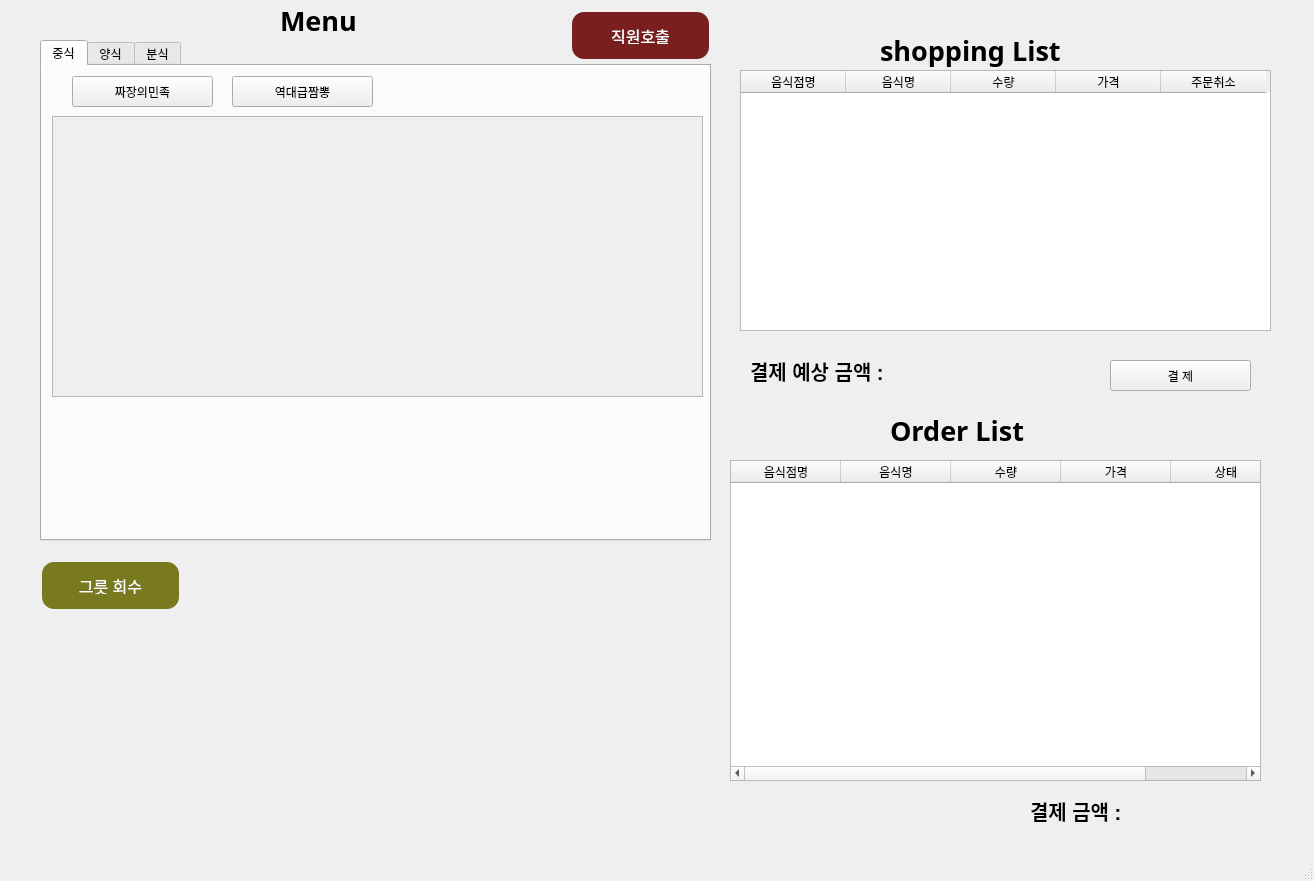
Qt form src/servee_gui/customer_gui/servi_customer.ui (addinedu-ros-6th/ros-repo-2) before a commit.
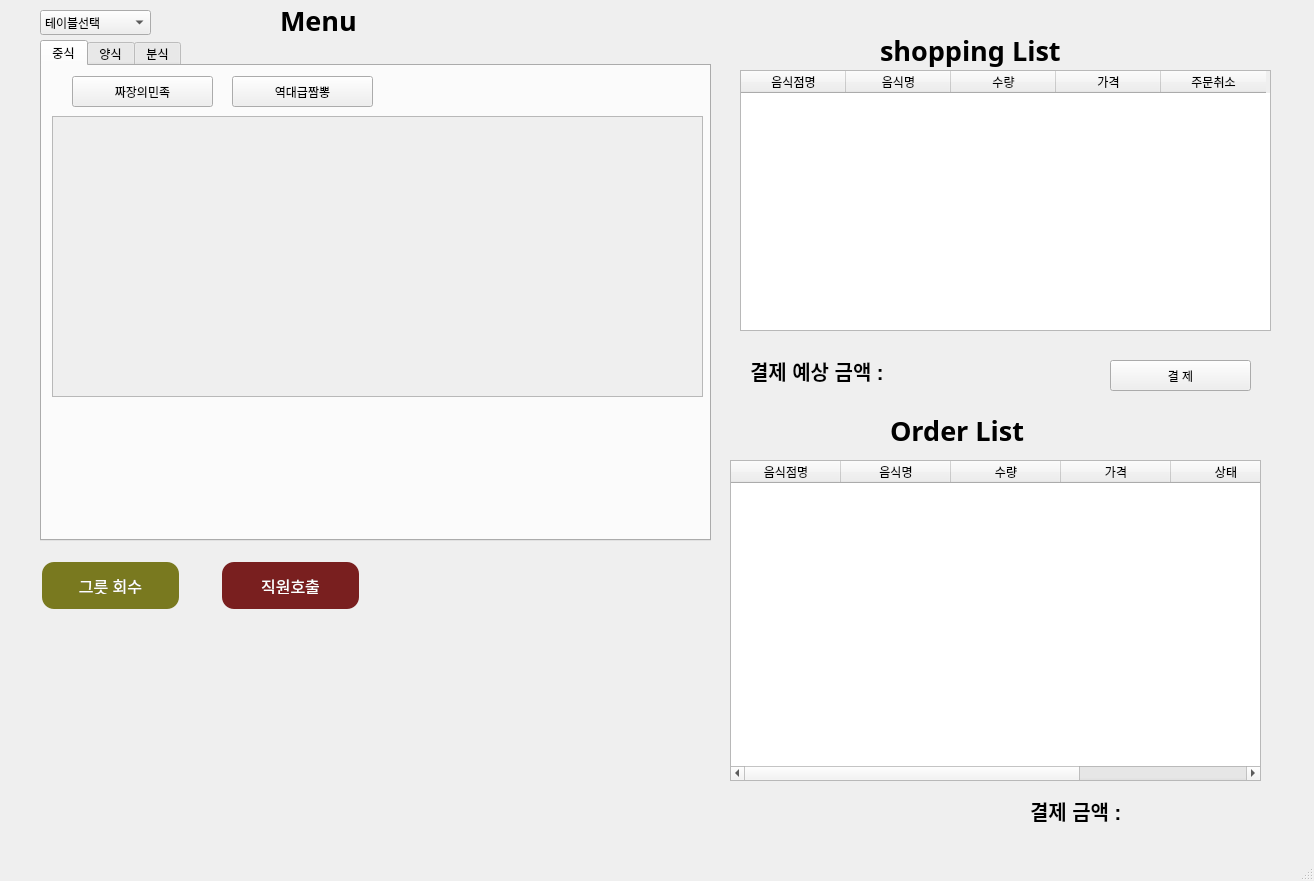
The same form after that commit.

Commit message: update: db modified code upload SVRB-51

```diff
--- a/src/servee_gui/customer_gui/servi_customer.ui
+++ b/src/servee_gui/customer_gui/servi_customer.ui
@@ -464,6 +464,11 @@
       <string>상태</string>
      </property>
     </column>
+    <column>
+     <property name="text">
+      <string>order_id</string>
+     </property>
+    </column>
    </widget>
    <widget class="QLabel" name="label_payment_2">
     <property name="geometry">
@@ -510,8 +515,8 @@
    <widget class="QPushButton" name="button_service_call">
     <property name="geometry">
      <rect>
-      <x>570</x>
-      <y>10</y>
+      <x>220</x>
+      <y>560</y>
       <width>141</width>
       <height>51</height>
      </rect>
@@ -575,6 +580,41 @@
      <string>그릇 회수</string>
     </property>
    </widget>
+   <widget class="QComboBox" name="table_comboBox">
+    <property name="geometry">
+     <rect>
+      <x>40</x>
+      <y>10</y>
+      <width>111</width>
+      <height>25</height>
+     </rect>
+    </property>
+    <item>
+     <property name="text">
+      <string>테이블선택</string>
+     </property>
+    </item>
+    <item>
+     <property name="text">
+      <string>테이블 1</string>
+     </property>
+    </item>
+    <item>
+     <property name="text">
+      <string>테이블 2</string>
+     </property>
+    </item>
+    <item>
+     <property name="text">
+      <string>테이블 3</string>
+     </property>
+    </item>
+    <item>
+     <property name="text">
+      <string>테이블 4</string>
+     </property>
+    </item>
+   </widget>
   </widget>
   <widget class="QMenuBar" name="menubar">
    <property name="geometry">
```
The commit also changes 2 other files.
